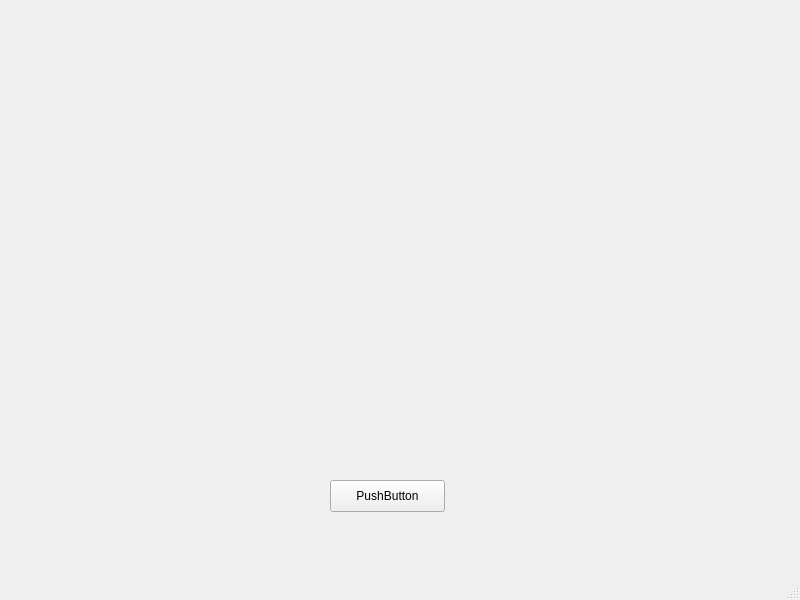
This is Interface_BT/mainwindow.ui in freshStones/alpaca as Qt 5 draws it before an edit. The edited form follows.
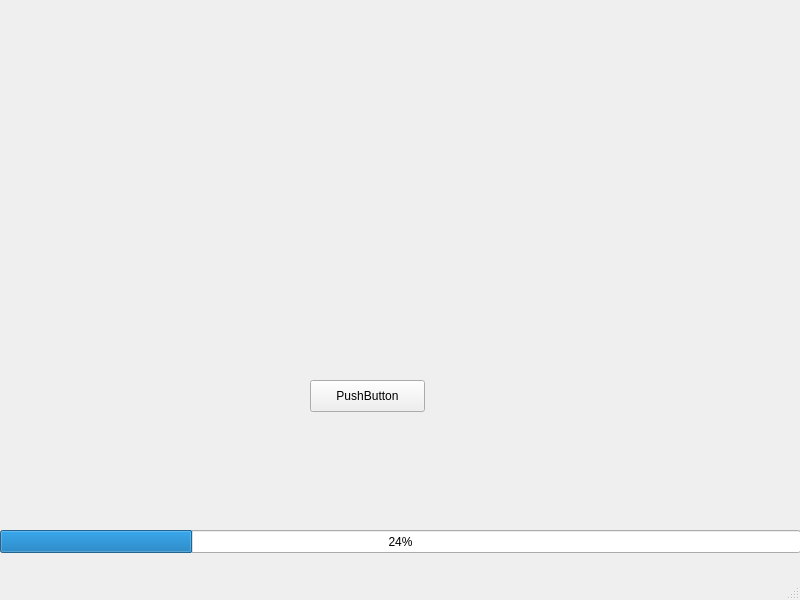
This is the edited form.

The edit to the form file:
```diff
--- a/Interface_BT/mainwindow.ui
+++ b/Interface_BT/mainwindow.ui
@@ -17,8 +17,8 @@
    <widget class="QPushButton" name="pushButton">
     <property name="geometry">
      <rect>
-      <x>330</x>
-      <y>480</y>
+      <x>310</x>
+      <y>380</y>
       <width>115</width>
       <height>32</height>
      </rect>
@@ -27,6 +27,19 @@
      <string>PushButton</string>
     </property>
    </widget>
+   <widget class="QProgressBar" name="progressBar">
+    <property name="geometry">
+     <rect>
+      <x>0</x>
+      <y>530</y>
+      <width>801</width>
+      <height>23</height>
+     </rect>
+    </property>
+    <property name="value">
+     <number>24</number>
+    </property>
+   </widget>
   </widget>
   <widget class="QMenuBar" name="menubar">
    <property name="geometry">
```
